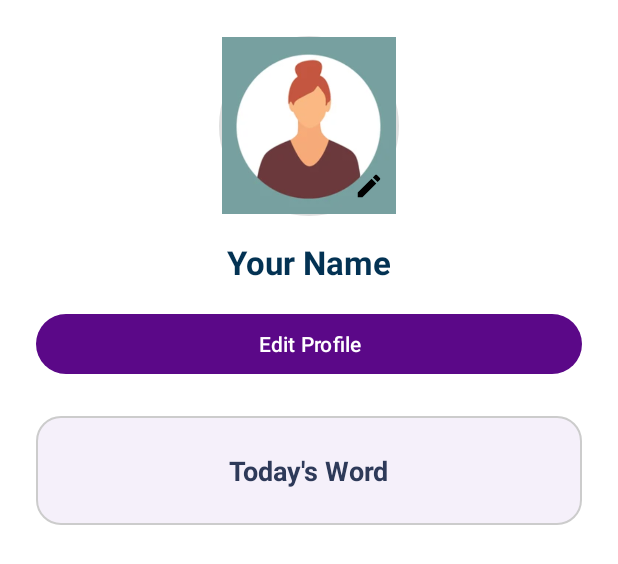
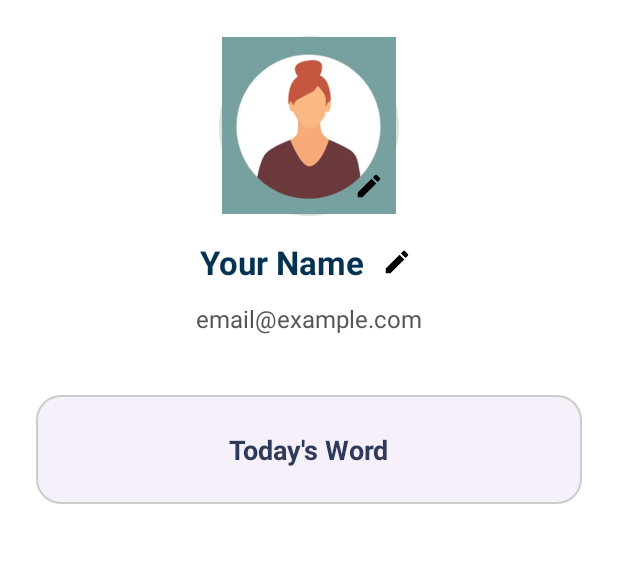
Before and after one commit to SaiSaranyabevara/LL_App, an Android app: the layout fragment_profile.xml on its own in the app's theme, with its tools: preview values and no code run, on a phone screen of 412 x 824 dp. Shown: the top 564 px of the screen. Run offline under Robolectric (Android 15) with nearby library versions, the light colour scheme and no system bars; network calls fail.

Commit message:
project updating

```diff
--- /dev/null
+++ b/app/src/main/res/drawable/ic_tick.xml
@@ -0,0 +1,5 @@
+<vector android:height="24dp" android:tint="#000000"
+    android:viewportHeight="24" android:viewportWidth="24"
+    android:width="24dp" xmlns:android="http://schemas.android.com/apk/res/android">
+    <path android:fillColor="@android:color/white" android:pathData="M9,16.17L4.83,12l-1.42,1.41L9,19 21,7l-1.41,-1.41z"/>
+</vector>
--- a/app/src/main/res/layout/fragment_profile.xml
+++ b/app/src/main/res/layout/fragment_profile.xml
@@ -39,7 +39,15 @@
                 android:contentDescription="Edit Profile Picture" />
         </FrameLayout>
 
-        <!-- Displayed Name -->
+        <!-- Name Row (View Mode) -->
+        <LinearLayout
+            android:id="@+id/name_display_row"
+            android:layout_width="wrap_content"
+            android:layout_height="wrap_content"
+            android:orientation="horizontal"
+            android:gravity="center_vertical"
+            android:layout_marginBottom="12dp">
+
             <TextView
                 android:id="@+id/user_name"
                 android:layout_width="wrap_content"
@@ -48,39 +56,60 @@
                 android:textSize="22sp"
                 android:textStyle="bold"
                 android:textColor="#033253"
-            android:layout_marginBottom="8dp" />
+                android:layout_marginEnd="8dp" />
 
-        <!-- Editable Name Field -->
+            <ImageView
+                android:id="@+id/edit_name_icon"
+                android:layout_width="28dp"
+                android:layout_height="28dp"
+                android:src="@drawable/ic_edit"
+                android:background="?attr/selectableItemBackgroundBorderless"
+                android:padding="4dp"
+                android:contentDescription="Edit Name" />
+        </LinearLayout>
+
+        <!-- Name Row (Edit Mode) -->
+        <LinearLayout
+            android:id="@+id/name_edit_row"
+            android:layout_width="match_parent"
+            android:layout_height="wrap_content"
+            android:orientation="horizontal"
+            android:gravity="center_vertical"
+            android:visibility="gone"
+            android:layout_marginBottom="16dp">
+
             <EditText
                 android:id="@+id/edit_name"
-            android:layout_width="match_parent"
+                android:layout_width="0dp"
                 android:layout_height="wrap_content"
+                android:layout_weight="1"
                 android:hint="Enter your name"
                 android:text="Your Name"
-            android:visibility="gone"
                 android:textColor="#000000"
                 android:textSize="18sp"
                 android:background="@android:drawable/edit_text"
-            android:padding="10dp"
-            android:layout_marginBottom="12dp" />
+                android:padding="10dp" />
 
-        <!-- Edit Button -->
-        <Button
-            android:id="@+id/edit_button"
-            android:layout_width="match_parent"
+            <ImageView
+                android:id="@+id/edit_done_icon"
+                android:layout_width="28dp"
+                android:layout_height="28dp"
+                android:src="@drawable/ic_tick"
+                android:background="?attr/selectableItemBackgroundBorderless"
+                android:padding="4dp"
+                android:layout_marginStart="8dp"
+                android:contentDescription="Save Name" />
+        </LinearLayout>
+
+        <!-- Email Display -->
+        <TextView
+            android:id="@+id/email_text"
+            android:layout_width="wrap_content"
             android:layout_height="wrap_content"
-            android:text="Edit Profile"
-            android:layout_marginTop="8dp" />
-
-        <!-- Save Button -->
-        <Button
-            android:id="@+id/save_button"
-            android:layout_width="match_parent"
-            android:layout_height="wrap_content"
-            android:text="Save"
-            android:layout_marginTop="8dp"
-            android:visibility="gone" />
-
+            android:text="email@example.com"
+            android:textColor="#555555"
+            android:textSize="16sp"
+            android:layout_marginBottom="16dp" />
 
         <!-- Word of the Day Section -->
         <LinearLayout
```
Also changed, not shown: app/src/main/java/com/example/learneasy/ProfileFragment.java (+49 -66 lines). Lines whose indentation alone changed are shown as unchanged.
